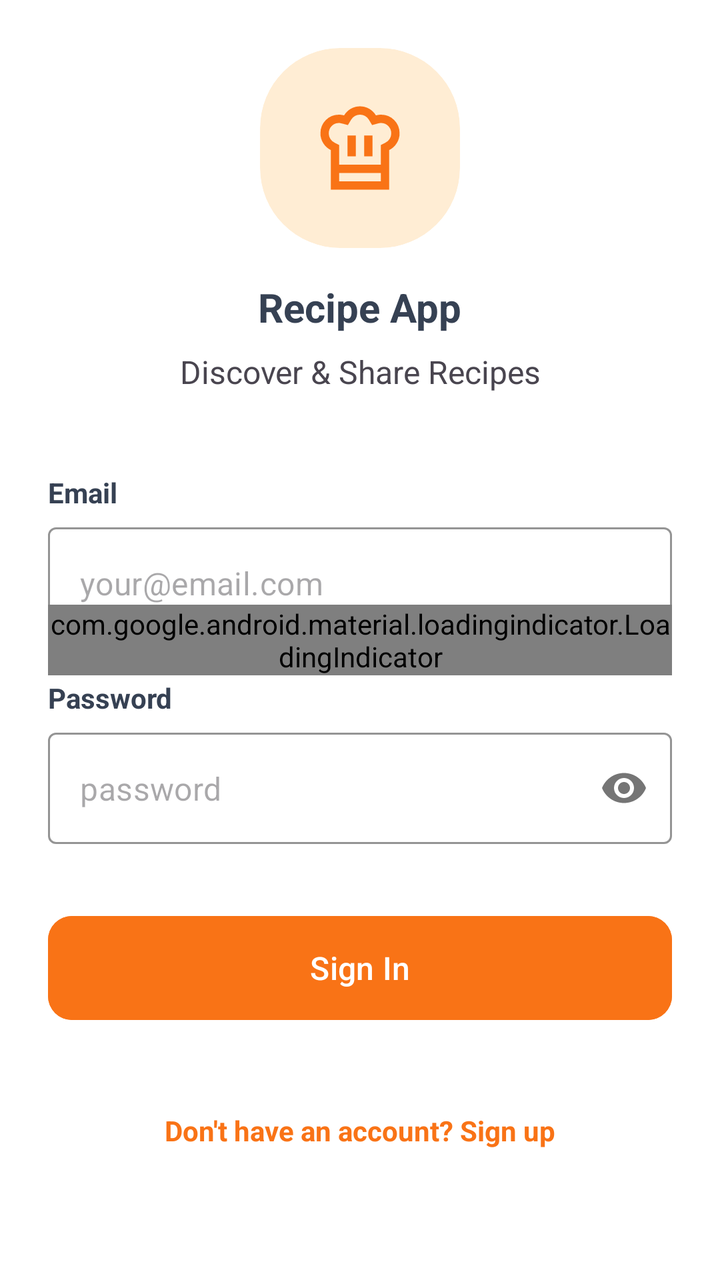
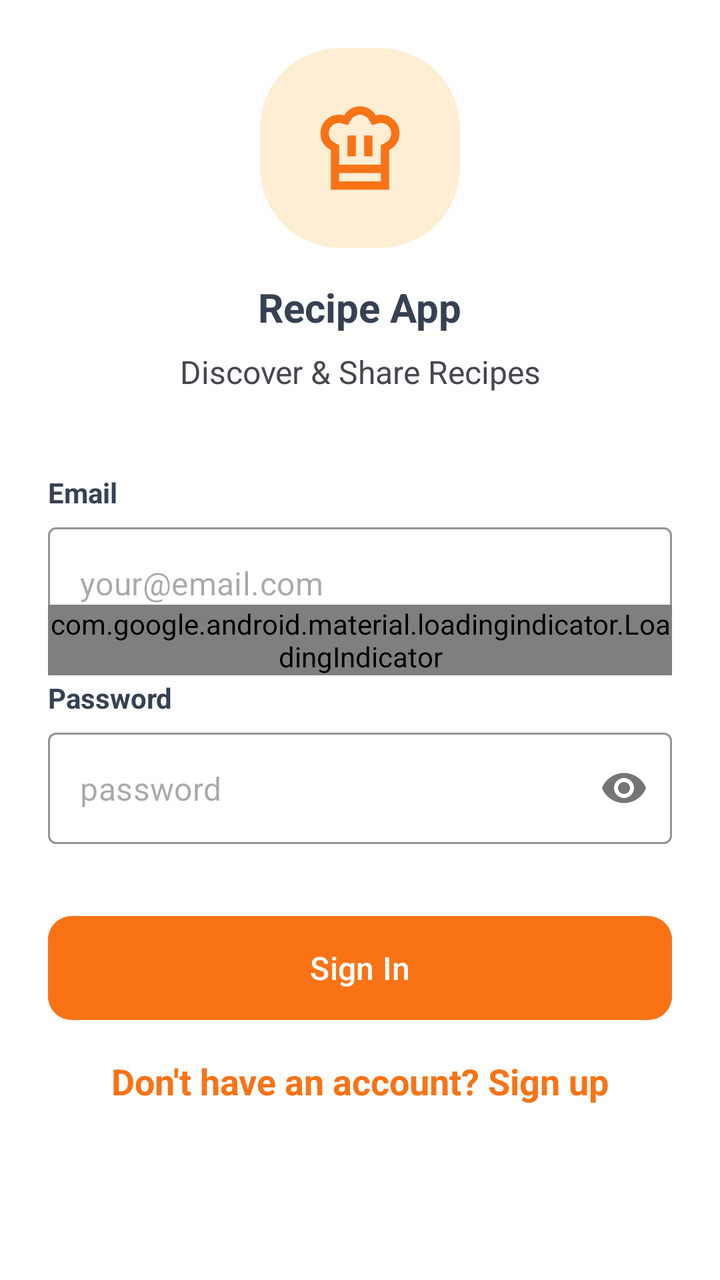

Two renders of the same Android screen: before a commit and after it. Below are the layout's source before the change and the commit's diff.
<!-- AndroidManifest.xml: application theme Theme.Plateful -->
<!-- res/layout/fragment_sign_in.xml -->
<?xml version="1.0" encoding="utf-8"?>
<androidx.core.widget.NestedScrollView xmlns:android="http://schemas.android.com/apk/res/android"
    xmlns:app="http://schemas.android.com/apk/res-auto"
    android:layout_width="match_parent"
    android:layout_height="match_parent"
    android:fillViewport="true"
    android:background="@color/white">

    <androidx.constraintlayout.widget.ConstraintLayout
        android:layout_width="match_parent"
        android:layout_height="wrap_content"
        android:padding="24dp">

        <com.google.android.material.card.MaterialCardView
            android:id="@+id/logo_card_view"
            android:layout_width="100dp"
            android:layout_height="100dp"
            app:cardBackgroundColor="@color/avatarBackground"
            app:cardCornerRadius="40dp"
            app:cardElevation="0dp"
            app:layout_constraintEnd_toEndOf="parent"
            app:layout_constraintStart_toStartOf="parent"
            app:layout_constraintTop_toTopOf="parent"
            app:strokeWidth="0dp">

            <com.google.android.material.imageview.ShapeableImageView
                android:id="@+id/logo_image_view"
                android:layout_width="50dp"
                android:layout_height="50dp"
                android:layout_gravity="center"
                android:src="@drawable/ic_chef_hat"
                app:tint="@color/orange" />
        </com.google.android.material.card.MaterialCardView>

        <TextView
            android:id="@+id/login_title_text_view"
            android:layout_width="wrap_content"
            android:layout_height="wrap_content"
            android:layout_marginTop="16dp"
            android:text="@string/recipe_app"
            android:textColor="@color/textContent"
            android:textSize="20sp"
            android:textStyle="bold"
            app:layout_constraintEnd_toEndOf="parent"
            app:layout_constraintStart_toStartOf="parent"
            app:layout_constraintTop_toBottomOf="@+id/logo_card_view" />

        <TextView
            android:id="@+id/login_subtitle_text_view"
            android:layout_width="wrap_content"
            android:layout_height="wrap_content"
            android:layout_marginTop="8dp"
            android:text="@string/discover_and_share_recipes"
            android:textSize="16sp"
            app:layout_constraintEnd_toEndOf="parent"
            app:layout_constraintStart_toStartOf="parent"
            app:layout_constraintTop_toBottomOf="@+id/login_title_text_view" />

        <TextView
            android:id="@+id/email_label_text_view"
            android:layout_width="wrap_content"
            android:layout_height="wrap_content"
            android:layout_marginTop="40dp"
            android:text="@string/email_label"
            android:textColor="@color/textContent"
            android:textStyle="bold"
            app:layout_constraintStart_toStartOf="parent"
            app:layout_constraintTop_toBottomOf="@+id/login_subtitle_text_view" />

        <com.google.android.material.textfield.TextInputLayout
            android:id="@+id/email_text_input_layout"
            style="@style/Widget.MaterialComponents.TextInputLayout.OutlinedBox"
            android:layout_width="match_parent"
            android:layout_height="wrap_content"
            android:layout_marginTop="8dp"
            app:boxStrokeColor="@color/orange"
            app:hintEnabled="false"
            app:layout_constraintTop_toBottomOf="@+id/email_label_text_view">

            <com.google.android.material.textfield.TextInputEditText
                android:layout_width="match_parent"
                android:layout_height="wrap_content"
                android:hint="@string/email_hint"
                android:inputType="textEmailAddress" />
        </com.google.android.material.textfield.TextInputLayout>

        <TextView
            android:id="@+id/password_label_text_view"
            android:layout_width="wrap_content"
            android:layout_height="wrap_content"
            android:layout_marginTop="20dp"
            android:text="@string/password_label"
            android:textColor="@color/textContent"
            android:textStyle="bold"
            app:layout_constraintStart_toStartOf="parent"
            app:layout_constraintTop_toBottomOf="@+id/email_text_input_layout" />

        <com.google.android.material.textfield.TextInputLayout
            android:id="@+id/password_text_input_layout"
            style="@style/Widget.MaterialComponents.TextInputLayout.OutlinedBox"
            android:layout_width="match_parent"
            android:layout_height="wrap_content"
            android:layout_marginTop="8dp"
            app:boxStrokeColor="@color/orange"
            app:hintEnabled="false"
            app:passwordToggleEnabled="true"
            app:layout_constraintTop_toBottomOf="@+id/password_label_text_view">

            <com.google.android.material.textfield.TextInputEditText
                android:layout_width="match_parent"
                android:layout_height="wrap_content"
                android:hint="@string/password_hint"
                android:inputType="textPassword" />
        </com.google.android.material.textfield.TextInputLayout>

        <com.google.android.material.button.MaterialButton
            android:id="@+id/sign_in_button"
            android:layout_width="match_parent"
            android:layout_height="60dp"
            android:layout_marginTop="32dp"
            android:backgroundTint="@color/orange"
            android:text="@string/sign_in"
            android:textSize="16sp"
            app:cornerRadius="12dp"
            app:layout_constraintTop_toBottomOf="@+id/password_text_input_layout" />

        <TextView
            android:id="@+id/sign_up_text_view"
            android:layout_width="wrap_content"
            android:layout_height="wrap_content"
            android:text="@string/don_t_have_an_account_sign_up"
            android:textColor="@color/orange"
            android:textStyle="bold"
            app:layout_constraintBottom_toBottomOf="parent"
            app:layout_constraintEnd_toEndOf="parent"
            app:layout_constraintStart_toStartOf="parent"
            app:layout_constraintTop_toBottomOf="@+id/sign_in_button" />

        <com.google.android.material.loadingindicator.LoadingIndicator
            android:id="@+id/loading_indicator"
            style="@style/Widget.Material3.LoadingIndicator.Contained"
            android:layout_width="wrap_content"
            android:layout_height="wrap_content"
            app:indicatorColor="@color/orange"
            app:layout_constraintBottom_toBottomOf="parent"
            app:layout_constraintEnd_toEndOf="parent"
            app:layout_constraintStart_toStartOf="parent"
            app:layout_constraintTop_toTopOf="parent" />

    </androidx.constraintlayout.widget.ConstraintLayout>
</androidx.core.widget.NestedScrollView>
<!-- resources referenced by this layout -->
<resources>
  <color name="avatarBackground">#ffedd4</color>
  <color name="orange">#f97316</color>
  <color name="textContent">#364153</color>
  <color name="white">#FFFFFFFF</color>
  <!-- drawable ic_chef_hat (drawable) -->
  <vector xmlns:android="http://schemas.android.com/apk/res/android"
      android:width="24dp"
      android:height="24dp"
      android:viewportWidth="960"
      android:viewportHeight="960"
      android:tint="?attr/colorControlNormal">
    <path
        android:fillColor="@android:color/white"
        android:pathData="M360,560L440,560L440,360L360,360L360,560ZM200,500Q154,477 127,433.5Q100,390 100,339Q100,264 151.5,212Q203,160 278,160Q290,160 302.5,162Q315,164 327,167L327,167L327,167Q352,126 392,103Q432,80 480,80Q528,80 568,103Q608,126 633,167L633,167L633,167Q645,164 657,162Q669,160 682,160Q757,160 808.5,212Q860,264 860,339Q860,390 833,433.5Q806,477 760,500L760,720L200,720L200,500ZM520,560L600,560L600,360L520,360L520,560ZM280,640L680,640L680,451L724,429Q750,416 765,392.5Q780,369 780,340Q780,298 751.5,269Q723,240 682,240Q671,240 662,242Q653,244 643,247L596,260L565,208Q551,185 528.5,172.5Q506,160 480,160Q454,160 431.5,172.5Q409,185 395,208L364,260L316,247Q306,245 296.5,242.5Q287,240 277,240Q236,240 208,269Q180,298 180,340Q180,369 195,392.5Q210,416 236,429L280,451L280,640ZM200,720L280,720L280,800L680,800L680,720L760,720L760,880L200,880L200,720ZM480,640L480,640L480,640Q480,640 480,640Q480,640 480,640Q480,640 480,640Q480,640 480,640Q480,640 480,640Q480,640 480,640L480,640L480,640Q480,640 480,640Q480,640 480,640Q480,640 480,640Q480,640 480,640L480,640L480,640Q480,640 480,640Q480,640 480,640Q480,640 480,640Q480,640 480,640Q480,640 480,640Q480,640 480,640L480,640L480,640Z"/>
  </vector>
  <string name="discover_and_share_recipes">Discover &amp; Share Recipes</string>
  <string name="don_t_have_an_account_sign_up">Don\'t have an account? Sign up</string>
  <string name="email_hint">your@email.com</string>
  <string name="email_label">Email</string>
  <string name="password_hint">password</string>
  <string name="password_label">Password</string>
  <string name="recipe_app">Recipe App</string>
  <string name="sign_in">Sign In</string>
  <style name="Theme.Plateful" parent="Base.Theme.Plateful" />
  <style name="Base.Theme.Plateful" parent="Theme.Material3.DayNight.NoActionBar">
          
          
      </style>
</resources>

<!-- the commit's change to res/layout/fragment_sign_in.xml (unified diff, before → after) -->
@@ -130,11 +130,13 @@
             android:layout_height="wrap_content"
             android:text="@string/don_t_have_an_account_sign_up"
             android:textColor="@color/orange"
+            android:textSize="18sp"
             android:textStyle="bold"
             app:layout_constraintBottom_toBottomOf="parent"
             app:layout_constraintEnd_toEndOf="parent"
             app:layout_constraintStart_toStartOf="parent"
-            app:layout_constraintTop_toBottomOf="@+id/sign_in_button" />
+            app:layout_constraintTop_toBottomOf="@+id/sign_in_button"
+            app:layout_constraintVertical_bias="0.183" />
 
         <com.google.android.material.loadingindicator.LoadingIndicator
             android:id="@+id/loading_indicator"
